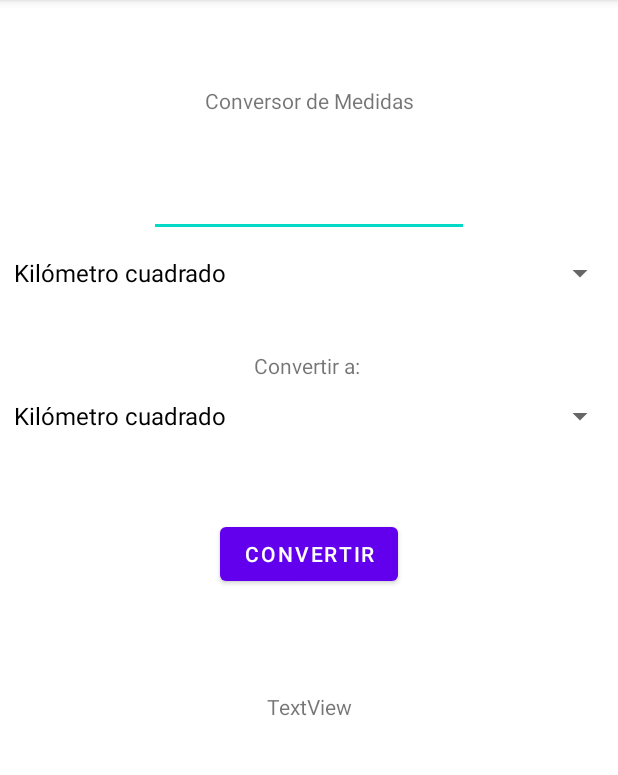
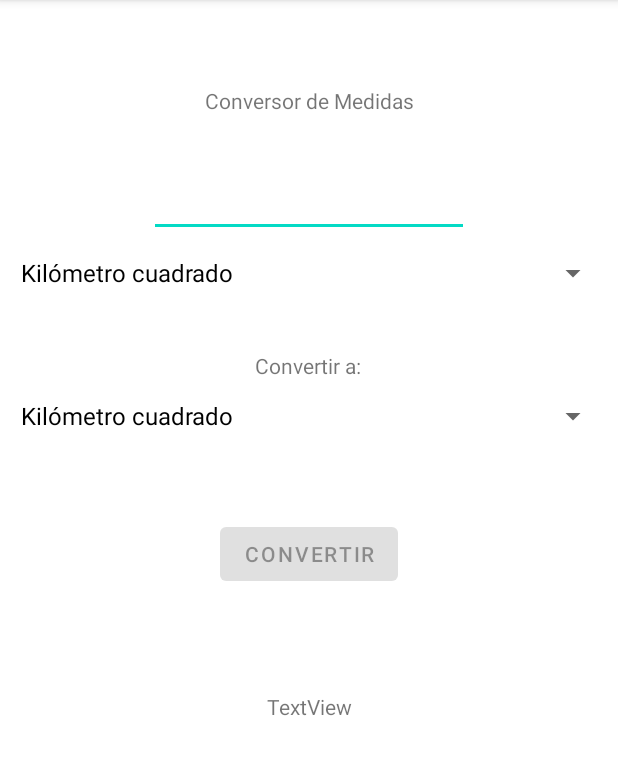
Before and after one commit to marticv/conversor_medidas, an Android app: the screen it shows after launch (MainActivity), on a phone screen of 412 x 824 dp, the part 84-859 px from its top. Run offline under Robolectric (Android 15) with nearby library versions, the phone set to English and light mode, and no system bars.

Commit message:
anadida funcionalidad para prevenir que no se entre un valor y anadida documentacion kdoc

```diff
--- a/app/src/main/res/layout/activity_main.xml
+++ b/app/src/main/res/layout/activity_main.xml
@@ -32,10 +32,10 @@
 
     <Spinner
         android:id="@+id/spEntry"
-        android:layout_width="409dp"
+        android:layout_width="400dp"
         android:layout_height="wrap_content"
-        android:layout_marginStart="8dp"
-        android:layout_marginEnd="8dp"
+        android:layout_marginStart="16dp"
+        android:layout_marginEnd="16dp"
         app:layout_constraintEnd_toEndOf="parent"
         app:layout_constraintStart_toStartOf="parent"
         app:layout_constraintTop_toBottomOf="@+id/etNumberEntry" />
@@ -53,7 +53,7 @@
 
     <Spinner
         android:id="@+id/spExit"
-        android:layout_width="409dp"
+        android:layout_width="400dp"
         android:layout_height="wrap_content"
         app:layout_constraintEnd_toEndOf="parent"
         app:layout_constraintHorizontal_bias="0.0"
--- a/app/src/main/res/values/colors.xml
+++ b/app/src/main/res/values/colors.xml
@@ -7,4 +7,5 @@
     <color name="teal_700">#FF018786</color>
     <color name="black">#FF000000</color>
     <color name="white">#FFFFFFFF</color>
+    <color name="red">#FF0000</color>
 </resources>
```
Also changed, not shown: app/src/main/java/com/ejercicioslinkia/conversor_medidas/MainActivity.kt (+67 -15 lines).
